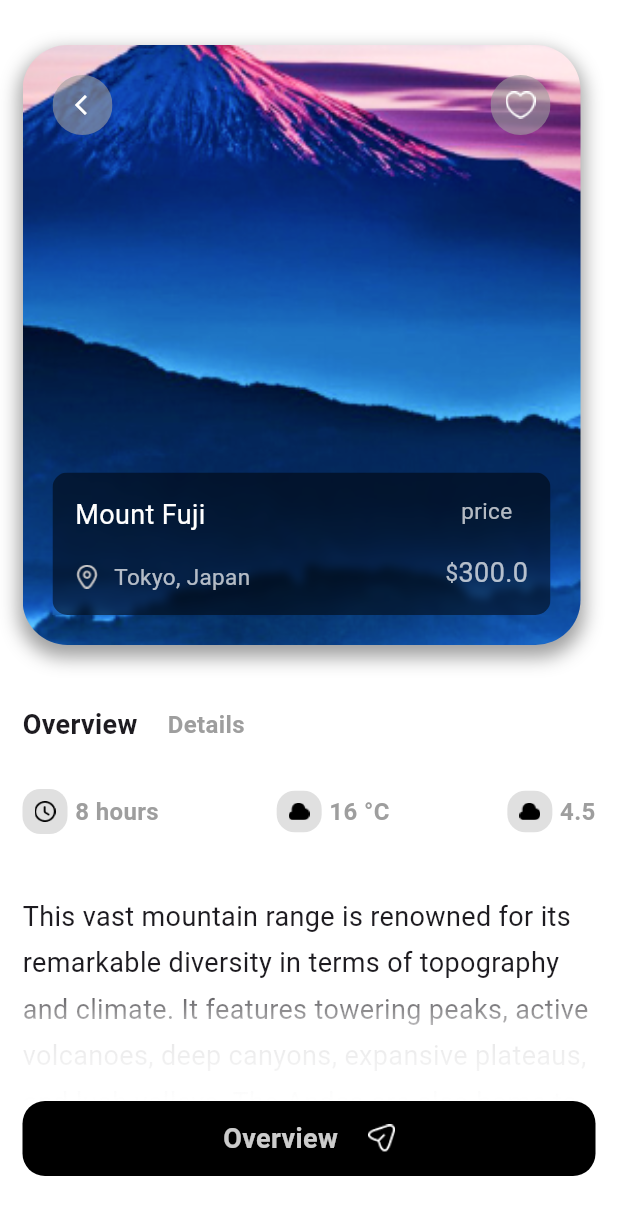
After one commit to zaihcodes/travel_app_ui, a Flutter app: the DetailScreen screen opened directly, on a phone screen of 412 x 824 dp. The commit adds this screen. Shown: the top 1215 px of the screen. Run offline on Flutter 3.47's test engine with Material 3 defaults, Android fonts, the phone set to English and light mode, and no system bars.

Commit message:
added the datail screen

```diff
--- /dev/null
+++ b/lib/ascreens/detail_screen.dart
@@ -0,0 +1,180 @@
+import 'package:flutter/material.dart';
+
+import '../utils/glass_morphism.dart';
+import '../widgets/detail_place_card.dart';
+
+class DetailScreen extends StatelessWidget {
+  DetailScreen(
+      {required this.placeName,
+      required this.location,
+      required this.imagePath,
+      required this.price,
+      super.key});
+  final String imagePath;
+  final String placeName;
+  final String location;
+  final double price;
+
+  final List<Map<String, dynamic>> overviewInfo = [
+    {
+      "text": "8 hours",
+      "icon": "assets/icons/icon clock.png",
+    },
+    {
+      "text": "16 °C",
+      "icon": "assets/icons/icon cloud.png",
+    },
+    {
+      "text": "4.5",
+      "icon": "assets/icons/icon cloud.png",
+    }
+  ];
+
+  @override
+  Widget build(BuildContext context) {
+    return Scaffold(
+      backgroundColor: Colors.white,
+      body: Container(
+        width: double.infinity,
+        padding: EdgeInsets.fromLTRB(15, 30, 15, 0),
+        child: Column(
+          children: [
+            DetailPlaceCard(
+              imagePath: imagePath,
+              placeName: placeName,
+              location: location,
+              price: price,
+            ),
+            const SizedBox(height: 40),
+            const Row(
+              children: [
+                Text(
+                  'Overview',
+                  style: TextStyle(fontSize: 18, fontWeight: FontWeight.bold),
+                ),
+                SizedBox(width: 20),
+                Text(
+                  'Details',
+                  style: TextStyle(
+                      color: Colors.grey,
+                      fontSize: 16,
+                      fontWeight: FontWeight.bold),
+                ),
+              ],
+            ),
+            const SizedBox(height: 30),
+            Row(
+              mainAxisAlignment: MainAxisAlignment.spaceBetween,
+              children: List.generate(overviewInfo.length, (index) {
+                final info = overviewInfo[index];
+                return buildIconText(
+                  text: info['text'],
+                  iconPath: info['icon'],
+                );
+              }),
+            ),
+            const SizedBox(height: 40),
+            Expanded(
+                child: Stack(
+              children: [
+                SingleChildScrollView(
+                    child: Column(
+                  children: [
+                    Text(
+                      'This vast mountain range is renowned for its remarkable diversity in terms of topography and climate. It features towering peaks, active volcanoes, deep canyons, expansive plateaus, and lush valleys. The Andes are also home to '
+                      'This vast mountain range is renowned for its remarkable diversity in terms of topography and climate. It features towering peaks, active volcanoes, deep canyons, expansive plateaus, and lush valleys. The Andes are also home to',
+                      style: TextStyle(height: 1.7, fontSize: 18),
+                    ),
+                    SizedBox(height: 60),
+                  ],
+                )),
+                Positioned(
+                  bottom: 0,
+                  left: 0,
+                  right: 0,
+                  child: Container(
+                    height: 80,
+                    decoration: BoxDecoration(
+                      gradient: LinearGradient(
+                        colors: [
+                          Colors.white,
+                          Colors.white.withOpacity(0.9),
+                          Colors.white.withOpacity(0.1)
+                        ],
+                        begin: Alignment.bottomCenter,
+                        end: Alignment.topCenter,
+                      ),
+                    ),
+                  ),
+                ),
+              ],
+            )),
+            buildCustomSendButton(),
+            const SizedBox(height: 40),
+          ],
+        ),
+      ),
+    );
+  }
+
+  GestureDetector buildCustomSendButton() {
+    return GestureDetector(
+      onTap: () {},
+      child: Container(
+        height: 50,
+        decoration: BoxDecoration(
+          color: Colors.black,
+          borderRadius: BorderRadius.circular(15),
+        ),
+        child: Row(
+          mainAxisAlignment: MainAxisAlignment.center,
+          children: [
+            Text(
+              'Overview',
+              style: TextStyle(
+                  color: Colors.white.withOpacity(0.8),
+                  fontSize: 18,
+                  fontWeight: FontWeight.bold),
+            ),
+            SizedBox(
+              width: 20,
+            ),
+            Image.asset(
+              "assets/icons/send_icon.png",
+              width: 18,
+              fit: BoxFit.cover,
+            ),
+          ],
+        ),
+      ),
+    );
+  }
+
+  Row buildIconText({required String text, required String iconPath}) {
+    return Row(
+      children: [
+        Container(
+          padding: EdgeInsets.all(8),
+          decoration: BoxDecoration(
+            color: Colors.grey.shade300,
+            borderRadius: BorderRadius.circular(12),
+          ),
+          child: Image.asset(
+            iconPath,
+            width: 14,
+            color: Colors.black,
+            fit: BoxFit.cover,
+          ),
+        ),
+        SizedBox(
+          width: 5,
+        ),
+        Text(
+          text,
+          style: TextStyle(
+              color: Colors.grey, fontSize: 16, fontWeight: FontWeight.bold),
+        ),
+      ],
+    );
+  }
+}
--- /dev/null
+++ b/lib/widgets/detail_place_card.dart
@@ -0,0 +1,176 @@
+import 'package:flutter/material.dart';
+
+import '../utils/glass_morphism.dart';
+
+class DetailPlaceCard extends StatelessWidget {
+  const DetailPlaceCard({
+    super.key,
+    required this.imagePath,
+    required this.placeName,
+    required this.location,
+    required this.price,
+  });
+
+  final String imagePath;
+  final String placeName;
+  final String location;
+  final double price;
+
+  @override
+  Widget build(BuildContext context) {
+    return Container(
+      height: 400,
+      margin: const EdgeInsets.only(right: 10),
+      padding: const EdgeInsets.all(20),
+      decoration: BoxDecoration(
+        borderRadius: BorderRadius.circular(30),
+        boxShadow: [
+          BoxShadow(
+            color: Colors.grey.shade500,
+            spreadRadius: 2,
+            blurRadius: 10,
+            offset: const Offset(0, 6),
+          ),
+        ],
+        image: DecorationImage(
+          image: AssetImage(imagePath),
+          fit: BoxFit.cover,
+        ),
+      ),
+      child: Stack(
+        children: [
+          Positioned(
+            left: 0,
+            child: GestureDetector(
+              onTap: () {
+                Navigator.pop(context);
+              },
+              child: ClipOval(
+                child: Container(
+                  height: 40,
+                  width: 40,
+                  padding: const EdgeInsets.fromLTRB(6, 10, 0, 10),
+                  color: Colors.grey.withOpacity(0.6),
+                  child: Center(
+                    child: Icon(
+                      Icons.arrow_back_ios,
+                      color: Colors.white,
+                      size: 16,
+                    ),
+                  ),
+                ),
+              ),
+            ),
+          ),
+          Positioned(
+            right: 0,
+            child: GestureDetector(
+              onTap: () {},
+              child: ClipOval(
+                child: Container(
+                  height: 40,
+                  width: 40,
+                  padding: const EdgeInsets.all(10),
+                  color: Colors.grey.withOpacity(0.6),
+                  child: Image.asset('assets/icons/heart icon.png'),
+                ),
+              ),
+            ),
+          ),
+          Positioned(
+            bottom: 0,
+            left: 0,
+            right: 0,
+            child: Container(
+              height: 95,
+              child: GlassMorphism(
+                color: Colors.black,
+                raduis: 10,
+                child: Padding(
+                  padding: const EdgeInsets.all(15.0),
+                  child: Row(
+                    crossAxisAlignment: CrossAxisAlignment.start,
+                    children: [
+                      Expanded(
+                        child: Column(
+                          crossAxisAlignment: CrossAxisAlignment.start,
+                          mainAxisAlignment: MainAxisAlignment.spaceBetween,
+                          children: [
+                            Text(
+                              placeName,
+                              style: const TextStyle(
+                                color: Colors.white,
+                                fontSize: 18,
+                              ),
+                            ),
+                            const SizedBox(height: 10),
+                            Row(
+                              children: [
+                                Expanded(
+                                  child: Row(
+                                    children: [
+                                      SizedBox(
+                                        height: 16,
+                                        width: 16,
+                                        child: Image.asset(
+                                          'assets/icons/fi-rr-marker.png',
+                                          fit: BoxFit.cover,
+                                        ),
+                                      ),
+                                      const SizedBox(width: 10),
+                                      Text(
+                                        location,
+                                        style: TextStyle(
+                                          color: Colors.white.withOpacity(0.7),
+                                          fontSize: 15,
+                                        ),
+                                      ),
+                                    ],
+                                  ),
+                                ),
+                              ],
+                            ),
+                          ],
+                        ),
+                      ),
+                      Column(
+                        mainAxisAlignment: MainAxisAlignment.spaceBetween,
+                        children: [
+                          Text(
+                            'price',
+                            style: TextStyle(
+                              color: Colors.white.withOpacity(0.7),
+                              fontSize: 15,
+                            ),
+                          ),
+                          Row(
+                            children: [
+                              Text(
+                                '\$',
+                                style: TextStyle(
+                                  color: Colors.white.withOpacity(0.7),
+                                  fontSize: 15,
+                                ),
+                              ),
+                              Text(
+                                '$price',
+                                style: TextStyle(
+                                  color: Colors.white.withOpacity(0.7),
+                                  fontSize: 18,
+                                ),
+                              ),
+                            ],
+                          ),
+                        ],
+                      )
+                    ],
+                  ),
+                ),
+              ),
+            ),
+          ),
+        ],
+      ),
+    );
+  }
+}
--- a/lib/widgets/places_listview.dart
+++ b/lib/widgets/places_listview.dart
@@ -1,4 +1,5 @@
 import 'package:flutter/material.dart';
+import 'package:travel_app_ui/ascreens/detail_screen.dart';
 import 'package:travel_app_ui/widgets/place_card.dart';
 
 class PlacesListView extends StatelessWidget {
@@ -8,12 +9,24 @@ class PlacesListView extends StatelessWidget {
   Widget build(BuildContext context) {
     return ListView(
       scrollDirection: Axis.horizontal,
-      children: const [
+      children: [
         PlaceCard(
           imagePath: 'assets/images/mount_fuji.png',
           placeName: 'Mount Fuji',
           location: 'Tokyo, Japan',
           rating: 4.8,
+          onTap: () {
+            Navigator.push(
+              context,
+              MaterialPageRoute(
+                  builder: (context) => DetailScreen(
+                        imagePath: 'assets/images/mount_fuji.png',
+                        placeName: 'Mount Fuji',
+                        location: 'Tokyo, Japan',
+                        price: 300,
+                      )),
+            );
+          },
         ),
         SizedBox(
           width: 20,
@@ -23,6 +36,18 @@ class PlacesListView extends StatelessWidget {
           placeName: 'Andes mountain',
           location: 'South, America',
           rating: 4.8,
+          onTap: () {
+            Navigator.push(
+              context,
+              MaterialPageRoute(
+                  builder: (context) => DetailScreen(
+                        imagePath: 'assets/images/andes_mountain.png',
+                        placeName: 'Andes mountain',
+                        location: 'South, America',
+                        price: 230,
+                      )),
+            );
+          },
         ),
         // Add more PlaceCard widgets as needed
       ],
```
Also changed, not shown: assets/icons/icon star.png (added), assets/icons/send_icon.png (added).
